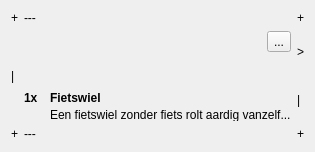
Above: src/view/ListViewItemTooltip.ui from the-butterfly-effect/tbe before the change. Below: the same form after it.
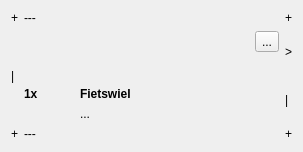
That is the form after the change. Custom widgets are drawn as their Qt base class.

Commit message: Make all labels totally visible.

Diff of the .ui file:
```diff
--- a/src/view/ListViewItemTooltip.ui
+++ b/src/view/ListViewItemTooltip.ui
@@ -139,7 +139,7 @@
        <item row="0" column="1">
         <widget class="QLabel" name="labelName">
          <property name="sizePolicy">
-          <sizepolicy hsizetype="MinimumExpanding" vsizetype="MinimumExpanding">
+          <sizepolicy hsizetype="Preferred" vsizetype="Preferred">
            <horstretch>0</horstretch>
            <verstretch>0</verstretch>
           </sizepolicy>
@@ -147,7 +147,7 @@
          <property name="minimumSize">
           <size>
            <width>0</width>
-           <height>10</height>
+           <height>0</height>
           </size>
          </property>
          <property name="font">
@@ -164,36 +164,24 @@
        <item row="1" column="1">
         <widget class="QLabel" name="labelDescription">
          <property name="sizePolicy">
-          <sizepolicy hsizetype="MinimumExpanding" vsizetype="MinimumExpanding">
+          <sizepolicy hsizetype="Preferred" vsizetype="Preferred">
            <horstretch>0</horstretch>
            <verstretch>0</verstretch>
           </sizepolicy>
          </property>
-         <property name="minimumSize">
-          <size>
-           <width>0</width>
-           <height>10</height>
-          </size>
-         </property>
          <property name="text">
-          <string>Een fietswiel zonder fiets rolt aardig vanzelf...</string>
+          <string>...</string>
          </property>
         </widget>
        </item>
        <item row="0" column="0">
         <widget class="QLabel" name="labelCount">
          <property name="sizePolicy">
-          <sizepolicy hsizetype="MinimumExpanding" vsizetype="MinimumExpanding">
+          <sizepolicy hsizetype="Preferred" vsizetype="Preferred">
            <horstretch>0</horstretch>
            <verstretch>0</verstretch>
           </sizepolicy>
          </property>
-         <property name="minimumSize">
-          <size>
-           <width>20</width>
-           <height>10</height>
-          </size>
-         </property>
          <property name="maximumSize">
           <size>
            <width>50</width>
```
